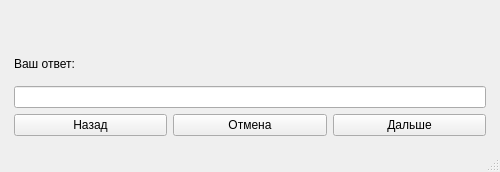
semendanshin/YL_Project_1_Danshin, file survey_form.ui: the form before one commit.
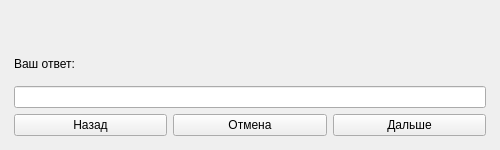
The form after the commit.

What changed in the file:
```diff
--- a/survey_form.ui
+++ b/survey_form.ui
@@ -7,7 +7,7 @@
     <x>0</x>
     <y>0</y>
     <width>500</width>
-    <height>172</height>
+    <height>150</height>
    </rect>
   </property>
   <property name="windowTitle">
@@ -127,7 +127,6 @@
     </item>
    </layout>
   </widget>
-  <widget class="QStatusBar" name="statusbar"/>
  </widget>
  <resources/>
  <connections/>
```
